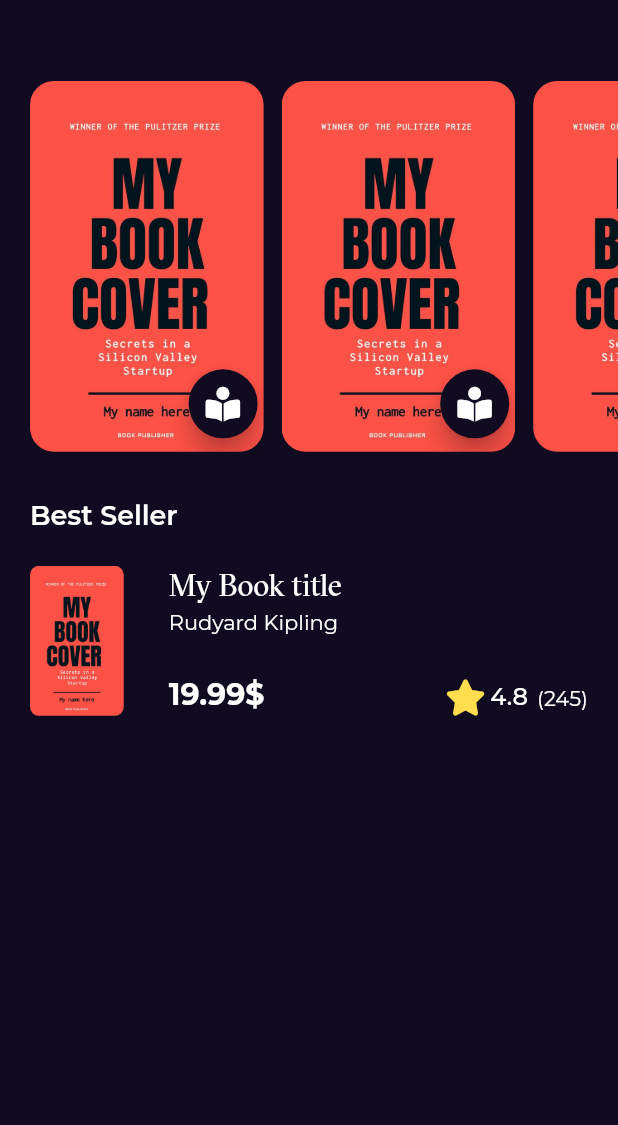
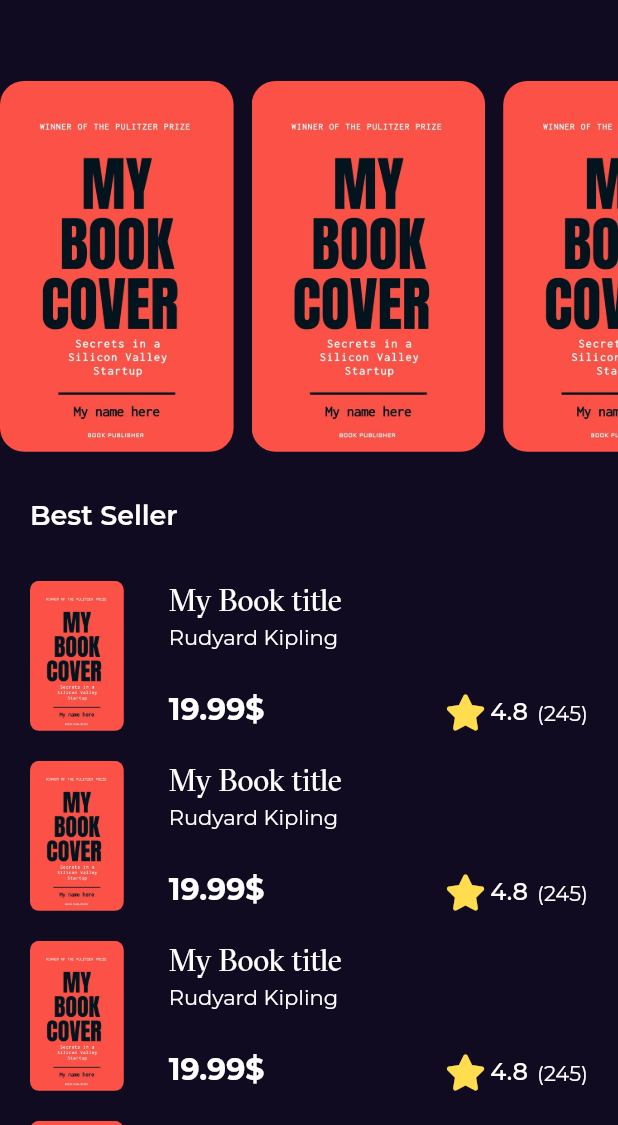
Before and after one commit to BahaaAY/books_app_flutter, a Flutter app: the screen it shows after launch, on a phone screen of 412 x 824 dp, the part 111-1236 px from its top. Run offline on Flutter 3.47's test engine with Material 2 defaults, Android fonts, the phone set to English and light mode, and no system bars; our stand-ins replace font_awesome_flutter, go_router, google_fonts.

```diff
--- a/lib/constants.dart
+++ b/lib/constants.dart
@@ -1,5 +1,16 @@
 import 'dart:ui';
 
 const primaryColor = Color(0xff100B20);
-const homePadding = 20.0;
+
+
+
+const mainPadding = 20.0;
+
+
+
 const fontGtSectraFine = 'GT Sectra Fine';
+
+//Routes
+const splashRoute = '/';
+const homeRoute = '/home';
+const detailsRoute = '/details';
--- /dev/null
+++ b/lib/core/utils/router.dart
@@ -0,0 +1,59 @@
+import 'package:bookly/constants.dart';
+import 'package:bookly/features/HomeScreen/representation/views/details_view.dart';
+import 'package:bookly/features/HomeScreen/representation/views/home_view.dart';
+import 'package:bookly/features/SplashScreen/presentation/views/splash_view.dart';
+import 'package:flutter/material.dart';
+import 'package:go_router/go_router.dart';
+
+class AppRouter {
+  static final GoRouter router = GoRouter(
+    routes: <RouteBase>[
+      GoRoute(
+        path: splashRoute,
+        builder: (BuildContext context, GoRouterState state) {
+          return const SplashView();
+        },
+      ),
+      GoRoute(
+        path: homeRoute,
+        pageBuilder: (BuildContext context, GoRouterState state) {
+          return CustomTransitionPage(
+            key: state.pageKey,
+              transitionDuration: const Duration(milliseconds: 650),
+              child: const HomeView(),
+              transitionsBuilder: (context, animation, secondary, child) {
+                const begin = Offset(0.0, 1.0);
+                const end = Offset.zero;
+                const curve = Curves.ease;
+                var tween = Tween(begin: begin, end: end).chain(CurveTween(curve: curve));
+
+                return SlideTransition(
+                  position: animation.drive(tween),
+                  child: child,
+                );
+              });
+        },
+      ),
+      GoRoute(
+        path: detailsRoute,
+        pageBuilder: (BuildContext context, GoRouterState state) {
+          return CustomTransitionPage(
+              key: state.pageKey,
+              transitionDuration: const Duration(milliseconds: 300),
+              child: const DetailsView(),
+              transitionsBuilder: (context, animation, secondary, child) {
+                const begin = Offset(0.0, 1.0);
+                const end = Offset.zero;
+                const curve = Curves.ease;
+                var tween = Tween(begin: begin, end: end).chain(CurveTween(curve: curve));
+
+                return SlideTransition(
+                  position: animation.drive(tween),
+                  child: child,
+                );
+              });
+        },
+      ),
+    ],
+  );
+}
--- a/lib/features/HomeScreen/representation/views/widgets/best_seller_item.dart
+++ b/lib/features/HomeScreen/representation/views/widgets/best_seller_item.dart
@@ -12,7 +12,7 @@ class BestSellerItem extends StatelessWidget {
   @override
   Widget build(BuildContext context) {
     return Padding(
-      padding: const EdgeInsets.symmetric(horizontal: homePadding),
+      padding: const EdgeInsets.symmetric(horizontal: mainPadding,vertical: 10),
       child: SizedBox(
         height: 100,
         child: Row(
--- a/lib/features/HomeScreen/representation/views/widgets/featured_list_item.dart
+++ b/lib/features/HomeScreen/representation/views/widgets/featured_list_item.dart
@@ -2,6 +2,7 @@ import 'package:bookly/constants.dart';
 import 'package:bookly/core/utils/assets.dart';
 import 'package:flutter/material.dart';
 import 'package:font_awesome_flutter/font_awesome_flutter.dart';
+import 'package:go_router/go_router.dart';
 
 class FeaturedListItem extends StatelessWidget {
   const FeaturedListItem({
@@ -10,7 +11,11 @@ class FeaturedListItem extends StatelessWidget {
 
   @override
   Widget build(BuildContext context) {
-    return Stack(
+    return GestureDetector(
+      onTap: (){
+        GoRouter.of(context).push(detailsRoute);
+      },
+      child: Stack(
         alignment: Alignment.bottomRight,
         children: [
           AspectRatio(
@@ -23,7 +28,7 @@ class FeaturedListItem extends StatelessWidget {
                       fit: BoxFit.fill)),
             ),
           ),
-        Container(
+          /**Container(
             width: 46,
             margin: const EdgeInsets.all(4),
             child: FloatingActionButton(
@@ -36,8 +41,9 @@ class FeaturedListItem extends StatelessWidget {
               ),
               onPressed: () {},
             ),
+          ),**/
+        ],
       ),
-      ],
     );
   }
 }
--- a/lib/features/HomeScreen/representation/views/widgets/featured_list_view.dart
+++ b/lib/features/HomeScreen/representation/views/widgets/featured_list_view.dart
@@ -10,9 +10,7 @@ class FeaturedListView extends StatelessWidget
 
   @override
   Widget build(BuildContext context) {
-    return Padding(
-      padding: const EdgeInsetsDirectional.only(start: 20),
-      child: SizedBox(
+    return SizedBox(
       height: MediaQuery.of(context).size.height * 0.3,
       child: ListView.separated(
           scrollDirection: Axis.horizontal,
@@ -24,7 +22,6 @@ class FeaturedListView extends StatelessWidget
             return const SizedBox(width: 12,);
         },
       ),
-      ),
     );
   }
 }
--- a/lib/features/HomeScreen/representation/views/widgets/home_view_body.dart
+++ b/lib/features/HomeScreen/representation/views/widgets/home_view_body.dart
@@ -10,7 +10,10 @@ class HomeViewBody extends StatelessWidget {
 
   @override
   Widget build(BuildContext context) {
-    return Column(
+    return CustomScrollView(
+      slivers: [
+        SliverToBoxAdapter(
+          child: Column(
             crossAxisAlignment: CrossAxisAlignment.start,
             children: const [
               CustomAppBar(),
@@ -19,7 +22,7 @@ class HomeViewBody extends StatelessWidget {
                 height: 32,
               ),
               Padding(
-          padding: EdgeInsets.symmetric(horizontal: homePadding),
+                padding: EdgeInsets.symmetric(horizontal: mainPadding),
                 child: Text(
                   "Best Seller",
                   style: Styles.textStyle18,
@@ -28,8 +31,39 @@ class HomeViewBody extends StatelessWidget {
               SizedBox(
                 height: 22,
               ),
-        BestSellerItem(),
+            ],
+          ),
+        ),
+        SliverList(
+          delegate: SliverChildBuilderDelegate(
+            (BuildContext context, int index) {
+              return const BestSellerItem();
+            },
+            childCount: 10,
+
+          ),
+
+        ),
       ],
     );
   }
 }
+
+class BestSellerListView extends StatelessWidget {
+  const BestSellerListView({Key? key}) : super(key: key);
+
+  @override
+  Widget build(BuildContext context) {
+    return ListView.builder(
+      physics: const NeverScrollableScrollPhysics(),
+      padding: EdgeInsets.zero,
+      itemCount: 10,
+      itemBuilder: (context, index) {
+        return const Padding(
+          padding: EdgeInsets.symmetric(vertical: 10),
+          child: BestSellerItem(),
+        );
+      },
+    );
+  }
+}
--- a/lib/features/SplashScreen/presentation/views/widgets/splash_view_body.dart
+++ b/lib/features/SplashScreen/presentation/views/widgets/splash_view_body.dart
@@ -1,8 +1,8 @@
+import 'package:bookly/constants.dart';
 import 'package:bookly/core/utils/assets.dart';
-import 'package:bookly/features/HomeScreen/representation/views/home_view.dart';
 import 'package:bookly/features/SplashScreen/presentation/views/widgets/slide_fadein_text.dart';
 import 'package:flutter/material.dart';
-import 'package:get/get.dart';
+import 'package:go_router/go_router.dart';
 
 class SplashViewBody extends StatefulWidget {
   const SplashViewBody({Key? key}) : super(key: key);
@@ -24,7 +24,7 @@ class _SplashViewBodyState extends State<SplashViewBody>  with SingleTickerProvi
 
   void navigateToHome() {
     Future.delayed(const Duration(milliseconds: 2000),(){
-      Get.to(()=>const HomeView(),transition: Transition.leftToRightWithFade);
+      GoRouter.of(context).pushReplacement(homeRoute);
     });
   }
 
--- a/lib/main.dart
+++ b/lib/main.dart
@@ -1,6 +1,6 @@
 import 'package:bookly/constants.dart';
+import 'package:bookly/core/utils/router.dart';
 import 'package:flutter/material.dart';
-import 'package:get/get.dart';
 import 'package:google_fonts/google_fonts.dart';
 
 import 'features/SplashScreen/presentation/views/splash_view.dart';
@@ -15,7 +15,8 @@ class MyApp extends StatelessWidget {
   // This widget is the root of your application.
   @override
   Widget build(BuildContext context) {
-    return GetMaterialApp(
+    return MaterialApp.router(
+      routerConfig: AppRouter.router,
       themeMode: ThemeMode.dark,
       debugShowCheckedModeBanner: false,
       title: 'Flutter Demo',
@@ -25,7 +26,6 @@ class MyApp extends StatelessWidget {
           ThemeData.dark().textTheme,
         ),
       ),
-      home: const SplashView(),
     );
   }
 }
--- a/pubspec.yaml
+++ b/pubspec.yaml
@@ -35,9 +35,9 @@ dependencies:
   # The following adds the Cupertino Icons font to your application.
   # Use with the CupertinoIcons class for iOS style icons.
   cupertino_icons: ^1.0.2
-  get: ^4.6.5
   font_awesome_flutter: ^10.4.0
   google_fonts: ^4.0.4
+  go_router: ^9.0.3
 
 
 dev_dependencies:
```
Also changed, not shown: lib/features/HomeScreen/representation/views/details_view.dart (added, +13 -0 lines), lib/features/HomeScreen/representation/views/widgets/custom_details_app_bar.dart (added, +31 -0 lines), lib/features/HomeScreen/representation/views/widgets/details_view_body.dart (added, +19 -0 lines), pubspec.lock. Lines whose indentation alone changed are shown as unchanged.
